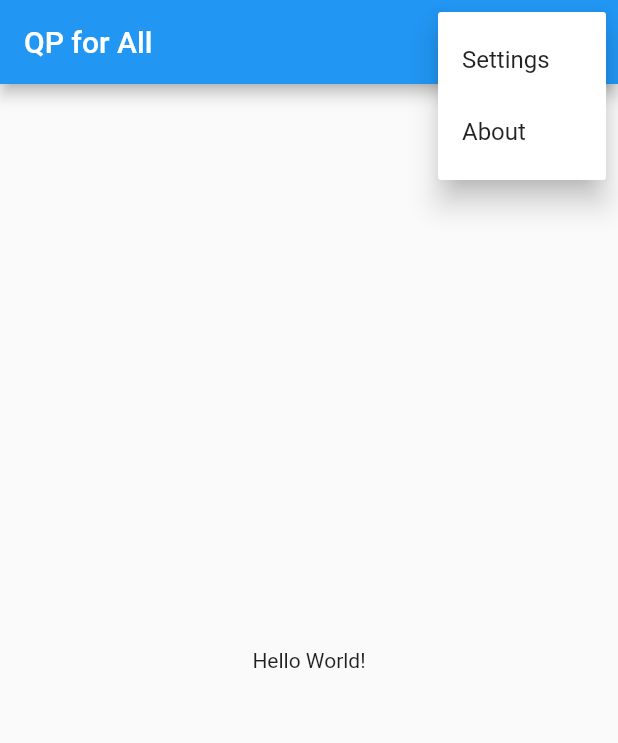
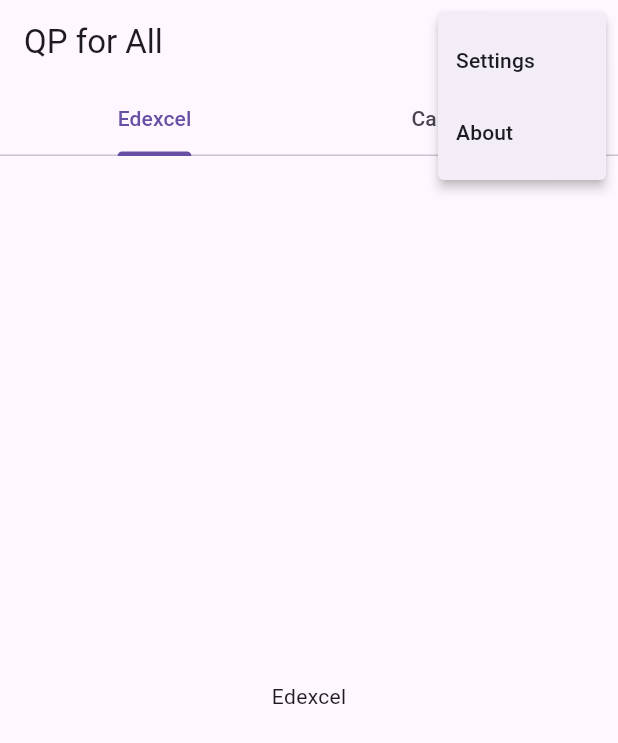
Before and after one commit to arunim-io/qp-for-all-app, a Flutter app: the screen it shows after launch, after a tap on the "more vert" icon, on a phone screen of 412 x 824 dp. Shown: the top 743 px of the screen. Run offline on Flutter 3.47's test engine with Material 2 defaults, Android fonts, the phone set to English and light mode, and no system bars; our stand-ins replace firebase_core; accounts and stored records are empty; generated files the repository leaves out were written again.

Commit message:
add tabs for curriculums

```diff
--- a/lib/src/config/app.dart
+++ b/lib/src/config/app.dart
@@ -41,11 +41,11 @@
           // The appTitle is defined in .arb files found in the localization
           // directory.
           onGenerateTitle: (BuildContext context) => AppLocalizations.of(context)!.appTitle,
-          theme: ThemeData(),
-          darkTheme: ThemeData.dark(),
           // Define a light and dark color theme. Then, read the user's
           // preferred ThemeMode (light, dark, or system default) from the
           // SettingsController to display the correct theme.
+          theme: ThemeData(useMaterial3: true),
+          darkTheme: ThemeData.dark(useMaterial3: true),
           themeMode: settingsController.themeMode,
           onGenerateRoute: (RouteSettings routeSettings) => MaterialPageRoute<void>(
             settings: routeSettings,
--- a/lib/src/modules/core/views/home.dart
+++ b/lib/src/modules/core/views/home.dart
@@ -1,6 +1,7 @@
 import 'package:flutter/material.dart';
 
 import '../../settings/view.dart' show SettingsView;
+import '../widgets/subject_list.dart';
 
 class HomeView extends StatelessWidget {
   const HomeView({super.key});
@@ -8,8 +9,9 @@
   static const routeName = '/';
 
   @override
-  Widget build(BuildContext context) {
-    return Scaffold(
+  Widget build(BuildContext context) => DefaultTabController(
+        length: 2,
+        child: Scaffold(
           appBar: AppBar(
             title: const Text('QP for All'),
             actions: [
@@ -22,15 +24,21 @@
                   switch (value) {
                     case 0:
                       Navigator.restorablePushNamed(context, SettingsView.routeName);
-                  break;
+                      return;
                     default:
                       return;
                   }
                 },
               )
             ],
+            bottom: const TabBar(tabs: [Tab(text: 'Edexcel'), Tab(text: 'Cambridge')]),
           ),
-      body: const Center(child: Text('Hello World!')),
+          body: const TabBarView(
+            children: [
+              SubjectList(curriculum: 'Edexcel'),
+              SubjectList(curriculum: 'Cambridge'),
+            ],
+          ),
+        ),
       );
 }
-}
--- /dev/null
+++ b/lib/src/modules/core/widgets/subject_list.dart
@@ -0,0 +1,14 @@
+import 'package:flutter/material.dart';
+
+class SubjectList extends StatelessWidget {
+  const SubjectList({super.key, required this.curriculum});
+
+  final String curriculum;
+
+  @override
+  Widget build(BuildContext context) {
+    return Center(
+      child: curriculum == 'Edexcel' ? const Text('Edexcel') : const Text('Cambridge'),
+    );
+  }
+}
--- a/lib/src/modules/settings/controller.dart
+++ b/lib/src/modules/settings/controller.dart
@@ -1,4 +1,4 @@
-import 'package:flutter/material.dart' show ChangeNotifier, ThemeMode;
+import 'package:flutter/material.dart';
 
 import 'service.dart' show SettingsService;
 
--- a/lib/src/modules/settings/view.dart
+++ b/lib/src/modules/settings/view.dart
@@ -18,7 +18,10 @@
         appBar: AppBar(title: const Text('Settings')),
         body: Padding(
           padding: const EdgeInsets.all(16),
-          child: DropdownButton<ThemeMode>(
+          child: Row(
+            children: [
+              const Text('Theme: ', textScaleFactor: 1.25),
+              DropdownButton<ThemeMode>(
                 value: controller.themeMode,
                 onChanged: controller.updateThemeMode,
                 items: const [
@@ -27,6 +30,8 @@
                   DropdownMenuItem(value: ThemeMode.dark, child: Text('Dark Theme'))
                 ],
               ),
+            ],
+          ),
         ),
       );
 }
```
Lines whose indentation alone changed are shown as unchanged.
